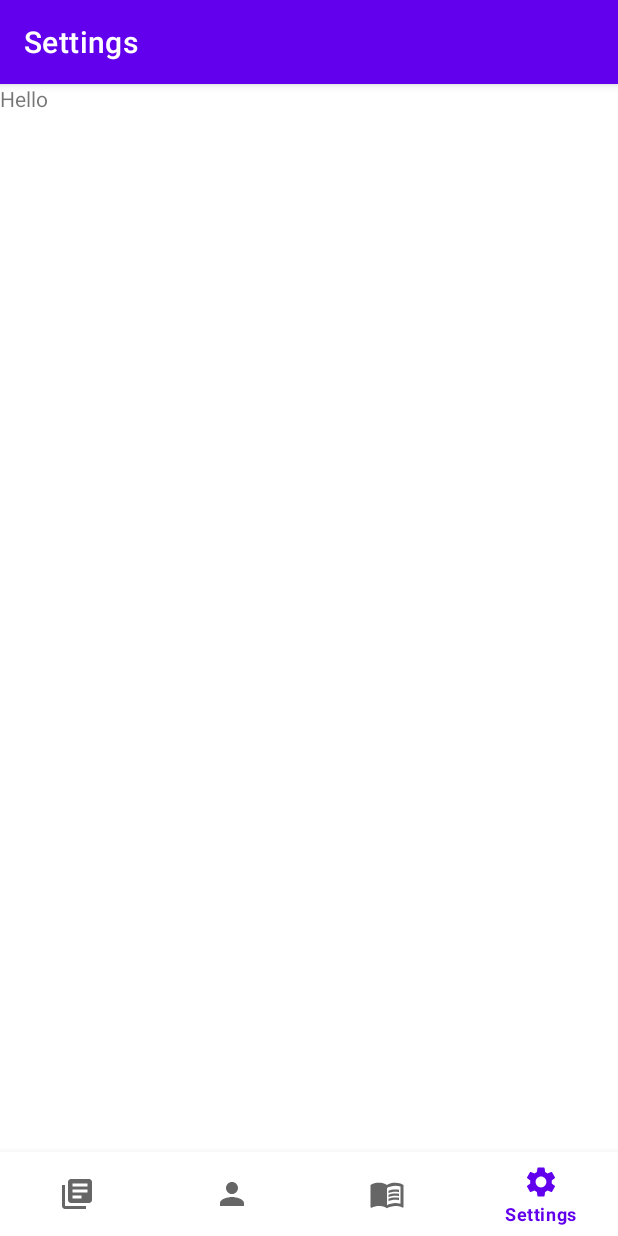
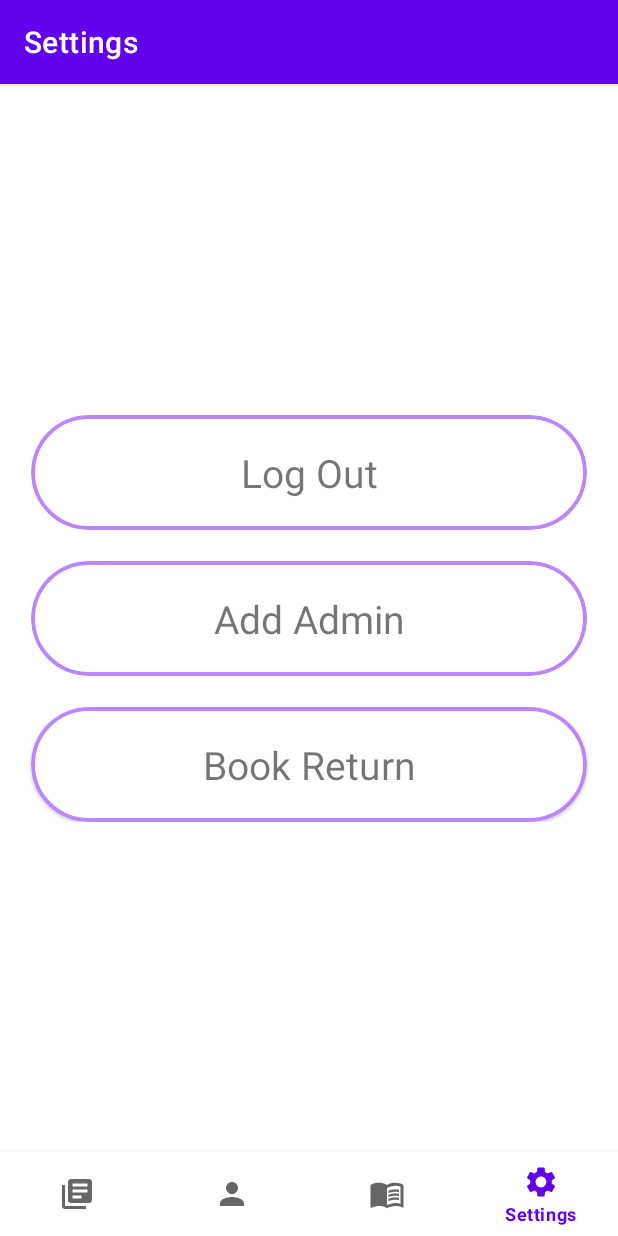
Before and after one commit to srinjoyghosh-bot/LibBuddy-mobile-app, an Android app: the AdminSettingsFragment screen opened through its navigation route, on a phone screen of 412 x 824 dp. Run offline under Robolectric (Android 15) with nearby library versions, the phone set to English and light mode, and no system bars; our stand-ins replace RxJava, navigation-ui, sdp/ssp sizes; network calls fail.

Commit message:
feat: complete admin settings

```diff
--- a/app/src/main/java/com/srinjoy/libbuddy/core/Constants.kt
+++ b/app/src/main/java/com/srinjoy/libbuddy/core/Constants.kt
@@ -16,6 +16,7 @@ object Constants {
     const val ISSUE_ENDPOINT: String = "/issue"
     const val REJECT_ISSUE_ENDPOINT: String = "/reject-issue"
     const val SEARCH_ENDPOINT: String = "/search"
+    const val RETURN_ENDPOINT:String="/return"
     const val APP_PREFS: String = "app_preferences"
     const val STUDENT_LOGIN_KEY: String = "student_login_key"
     const val ADMIN_LOGIN_KEY: String = "admin_login_key"
--- a/app/src/main/java/com/srinjoy/libbuddy/core/LibraryAPI.kt
+++ b/app/src/main/java/com/srinjoy/libbuddy/core/LibraryAPI.kt
@@ -63,7 +63,7 @@ interface LibraryAPI {
     fun deleteBook(
         @Query("id") id: String,
         @Header(Constants.TOKEN_HEADER) token: String
-    ): Single<Book.DeleteIssueResponseModel>
+    ): Single<Book.SingleMessageResponseModel>
 
     @PUT(Constants.BOOK_ENDPOINT + Constants.EDIT_ENDPOINT)
     fun editBook(
@@ -72,11 +72,14 @@ interface LibraryAPI {
     ): Single<Book.ResponseModel>
 
     @PUT(Constants.BOOK_ENDPOINT+Constants.ISSUE_ENDPOINT)
-    fun issueBook(@Query("id") id:String,@Header(Constants.TOKEN_HEADER) token: String) : Single<Book.DeleteIssueResponseModel>
+    fun issueBook(@Query("id") id:String,@Header(Constants.TOKEN_HEADER) token: String) : Single<Book.SingleMessageResponseModel>
 
     @PUT(Constants.BOOK_ENDPOINT+Constants.REJECT_ISSUE_ENDPOINT)
-    fun rejectBookIssue(@Query("id") id:String,@Header(Constants.TOKEN_HEADER) token: String) : Single<Book.DeleteIssueResponseModel>
+    fun rejectBookIssue(@Query("id") id:String,@Header(Constants.TOKEN_HEADER) token: String) : Single<Book.SingleMessageResponseModel>
 
     @GET(Constants.BOOK_ENDPOINT+Constants.SEARCH_ENDPOINT+"/{query}")
     fun searchBooks(@Path("query") query:String) : Single<Book.BooksModel>
+
+    @PUT(Constants.BOOK_ENDPOINT+Constants.RETURN_ENDPOINT)
+    fun returnBook(@Body data:Book.BorrowBodyDataModel,@Header(Constants.TOKEN_HEADER) token: String):Single<Book.SingleMessageResponseModel>
 }
--- a/app/src/main/java/com/srinjoy/libbuddy/view/fragments/admin/AdminSettingsFragment.kt
+++ b/app/src/main/java/com/srinjoy/libbuddy/view/fragments/admin/AdminSettingsFragment.kt
@@ -5,30 +5,43 @@ import androidx.lifecycle.ViewModelProvider
 import android.os.Bundle
 import android.view.*
 import androidx.fragment.app.Fragment
+import androidx.navigation.fragment.findNavController
 import com.srinjoy.libbuddy.R
 import com.srinjoy.libbuddy.application.LibraryApplication
+import com.srinjoy.libbuddy.databinding.FragmentAdminSettingsBinding
 import com.srinjoy.libbuddy.view.activities.AuthActivity
 import com.srinjoy.libbuddy.viewmodels.AdminSettingsViewModel
 
 class AdminSettingsFragment : Fragment() {
 
-    companion object {
-        fun newInstance() = AdminSettingsFragment()
-    }
+
 
     private lateinit var viewModel: AdminSettingsViewModel
+
+    private lateinit var mBinding:FragmentAdminSettingsBinding
 
     override fun onCreateView(
         inflater: LayoutInflater, container: ViewGroup?,
         savedInstanceState: Bundle?
-    ): View? {
-        return inflater.inflate(R.layout.fragment_admin_settings, container, false)
+    ): View {
+        mBinding= FragmentAdminSettingsBinding.inflate(inflater,container,false)
+        return mBinding.root
     }
 
     override fun onViewCreated(view: View, savedInstanceState: Bundle?) {
         super.onViewCreated(view, savedInstanceState)
+        mBinding.cvLogout.setOnClickListener{
+            logout()
+        }
+        mBinding.cvAddAdmin.setOnClickListener{
+            findNavController().navigate(R.id.action_adminSettingsFragment_to_addAdminFragment)
+        }
+        mBinding.cvBookReturn.setOnClickListener{
+            findNavController().navigate(R.id.action_adminSettingsFragment_to_adminBookReturnFragment)
+        }
+    }
 
-    }
+
 
 
 
@@ -36,6 +49,9 @@ class AdminSettingsFragment : Fragment() {
         val application=(requireActivity().application as LibraryApplication)
         application.prefs.token=null
         application.prefs.isAdminLoggedIn=false
+        val intent = Intent(requireActivity(), AuthActivity::class.java)
+        intent.flags = Intent.FLAG_ACTIVITY_NEW_TASK or Intent.FLAG_ACTIVITY_CLEAR_TASK
+        startActivity(intent)
     }
 
 }
--- a/app/src/main/java/com/srinjoy/libbuddy/viewmodels/BookDetailsViewModel.kt
+++ b/app/src/main/java/com/srinjoy/libbuddy/viewmodels/BookDetailsViewModel.kt
@@ -80,8 +80,8 @@ class BookDetailsViewModel(
         addDisposable(
             adminRepository!!.deleteBook(id, "Bearer $token").subscribeOn(Schedulers.newThread())
                 .observeOn(AndroidSchedulers.mainThread())
-                .subscribeWith(object : DisposableSingleObserver<Book.DeleteIssueResponseModel>() {
-                    override fun onSuccess(t: Book.DeleteIssueResponseModel) {
+                .subscribeWith(object : DisposableSingleObserver<Book.SingleMessageResponseModel>() {
+                    override fun onSuccess(t: Book.SingleMessageResponseModel) {
                         stopLoading()
                         deleteSuccess.value=true
                     }
--- a/app/src/main/res/layout/fragment_admin_settings.xml
+++ b/app/src/main/res/layout/fragment_admin_settings.xml
@@ -1,13 +1,86 @@
 <?xml version="1.0" encoding="utf-8"?>
-<FrameLayout xmlns:android="http://schemas.android.com/apk/res/android"
+<androidx.constraintlayout.widget.ConstraintLayout xmlns:android="http://schemas.android.com/apk/res/android"
     xmlns:tools="http://schemas.android.com/tools"
     android:layout_width="match_parent"
     android:layout_height="match_parent"
+    xmlns:app="http://schemas.android.com/apk/res-auto"
     tools:context=".view.fragments.admin.AdminSettingsFragment">
+    <LinearLayout
+        android:layout_width="match_parent"
+        android:layout_height="wrap_content"
+        android:orientation="vertical"
+        app:layout_constraintStart_toStartOf="parent"
+        app:layout_constraintEnd_toEndOf="parent"
+        app:layout_constraintTop_toTopOf="parent"
+        app:layout_constraintBottom_toBottomOf="parent">
 
-    <TextView
-        android:layout_width="match_parent"
-        android:layout_height="match_parent"
-        android:text="Hello" />
+        <com.google.android.material.card.MaterialCardView
+            android:id="@+id/cv_logout"
+            android:layout_width="match_parent"
+            android:layout_height="wrap_content"
+            android:layout_marginHorizontal="@dimen/_16sdp"
+            app:cardCornerRadius="@dimen/_30sdp"
+            app:contentPadding="@dimen/_16sdp"
+            app:layout_constraintEnd_toEndOf="parent"
+            app:layout_constraintStart_toStartOf="parent"
+            app:layout_constraintTop_toTopOf="parent"
+            app:layout_constraintBottom_toTopOf="@id/cv_add_admin"
+            app:strokeColor="@color/purple_200"
+            app:strokeWidth="@dimen/_2sdp">
 
-</FrameLayout>
+            <TextView
+                android:layout_width="match_parent"
+                android:layout_height="wrap_content"
+                android:gravity="center"
+                android:text="@string/title_logout"
+                android:textSize="@dimen/_20ssp" />
+        </com.google.android.material.card.MaterialCardView>
+
+        <com.google.android.material.card.MaterialCardView
+            android:id="@+id/cv_add_admin"
+            android:layout_width="match_parent"
+            android:layout_height="wrap_content"
+            android:layout_marginHorizontal="@dimen/_16sdp"
+            android:layout_marginTop="@dimen/_16sdp"
+            app:cardCornerRadius="@dimen/_30sdp"
+            app:contentPadding="@dimen/_16sdp"
+            app:layout_constraintEnd_toEndOf="parent"
+            app:layout_constraintStart_toStartOf="parent"
+            app:layout_constraintTop_toBottomOf="@id/cv_logout"
+            app:layout_constraintBottom_toTopOf="@id/cv_book_return"
+            app:strokeColor="@color/purple_200"
+            app:strokeWidth="@dimen/_2sdp">
+
+            <TextView
+                android:layout_width="match_parent"
+                android:layout_height="wrap_content"
+                android:gravity="center"
+                android:text="@string/title_add_admin"
+                android:textSize="@dimen/_20ssp" />
+        </com.google.android.material.card.MaterialCardView>
+
+        <com.google.android.material.card.MaterialCardView
+            android:id="@+id/cv_book_return"
+            android:layout_width="match_parent"
+            android:layout_height="wrap_content"
+            android:layout_marginHorizontal="@dimen/_16sdp"
+            android:layout_marginTop="@dimen/_16sdp"
+            app:cardCornerRadius="@dimen/_30sdp"
+            app:contentPadding="@dimen/_16sdp"
+            app:layout_constraintEnd_toEndOf="parent"
+            app:layout_constraintStart_toStartOf="parent"
+            app:layout_constraintTop_toBottomOf="@id/cv_add_admin"
+            app:strokeColor="@color/purple_200"
+            app:strokeWidth="@dimen/_2sdp">
+
+            <TextView
+                android:layout_width="match_parent"
+                android:layout_height="wrap_content"
+                android:gravity="center"
+                android:text="@string/title_book_return"
+                android:textSize="@dimen/_20ssp" />
+        </com.google.android.material.card.MaterialCardView>
+    </LinearLayout>
+
+
+</androidx.constraintlayout.widget.ConstraintLayout>
--- a/app/src/main/res/navigation/admin_nav.xml
+++ b/app/src/main/res/navigation/admin_nav.xml
@@ -31,7 +31,14 @@
         android:id="@+id/adminSettingsFragment"
         android:name="com.srinjoy.libbuddy.view.fragments.admin.AdminSettingsFragment"
         android:label="@string/title_settings"
-        tools:layout="@layout/fragment_admin_settings" />
+        tools:layout="@layout/fragment_admin_settings" >
+        <action
+            android:id="@+id/action_adminSettingsFragment_to_addAdminFragment"
+            app:destination="@id/addAdminFragment" />
+        <action
+            android:id="@+id/action_adminSettingsFragment_to_adminBookReturnFragment"
+            app:destination="@id/adminBookReturnFragment" />
+    </fragment>
     <fragment
         android:id="@+id/bookDetailsFragment2"
         android:name="com.srinjoy.libbuddy.view.fragments.BookDetailsFragment"
@@ -40,4 +47,13 @@
         android:id="@+id/studentProfileFragment"
         android:name="com.srinjoy.libbuddy.view.fragments.student.StudentProfileFragment"
         android:label="@string/title_profile" />
+    <fragment
+        android:id="@+id/addAdminFragment"
+        android:name="com.srinjoy.libbuddy.view.fragments.admin.AddAdminFragment"
+        android:label="@string/title_add_admin"
+        tools:layout="@layout/fragment_add_admin" />
+    <fragment
+        android:id="@+id/adminBookReturnFragment"
+        android:name="com.srinjoy.libbuddy.view.fragments.admin.AdminBookReturnFragment"
+        android:label="@string/title_book_return" />
 </navigation>
```
Also changed, not shown: app/src/main/java/com/srinjoy/libbuddy/data/repository/AdminRepository.kt (+7 -4 lines), app/src/main/java/com/srinjoy/libbuddy/data/service/LibraryApiService.kt (+8 -4 lines), app/src/main/java/com/srinjoy/libbuddy/models/Book.kt (+6 -1 lines), app/src/main/java/com/srinjoy/libbuddy/view/fragments/admin/AddAdminFragment.kt (added, +116 -0 lines), app/src/main/java/com/srinjoy/libbuddy/view/fragments/admin/AdminBookReturnFragment.kt (added, +114 -0 lines), app/src/main/java/com/srinjoy/libbuddy/viewmodels/AddAdminViewModel.kt (added, +46 -0 lines), app/src/main/java/com/srinjoy/libbuddy/viewmodels/AdminBookReturnViewModel.kt (added, +40 -0 lines), app/src/main/java/com/srinjoy/libbuddy/viewmodels/AdminRequestsViewModel.kt (+4 -5 lines), app/src/main/res/layout/fragment_add_admin.xml (added, +101 -0 lines), app/src/main/res/layout/fragment_admin_book_return.xml (added, +92 -0 lines), app/src/main/res/values/strings.xml (+14 -0 lines).
